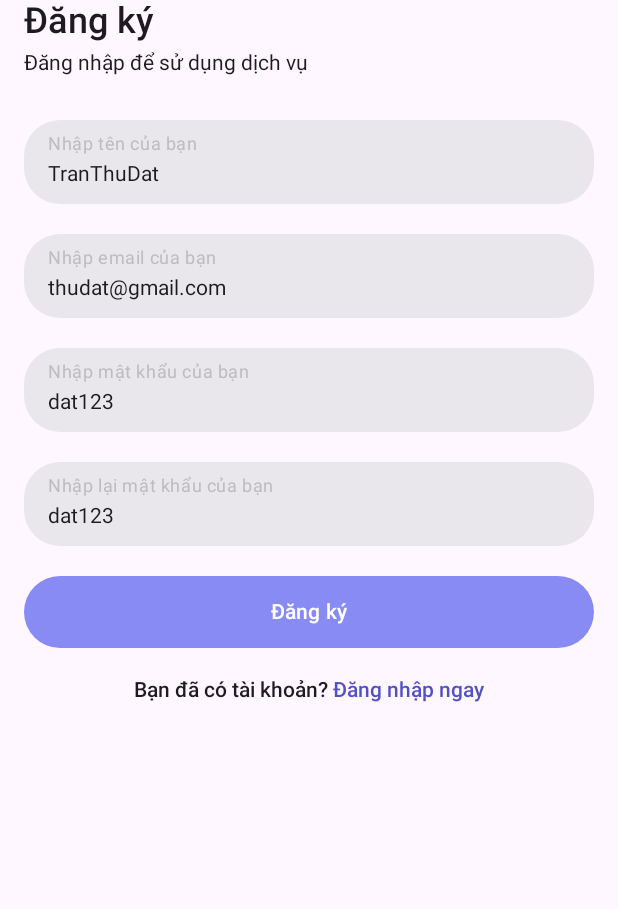
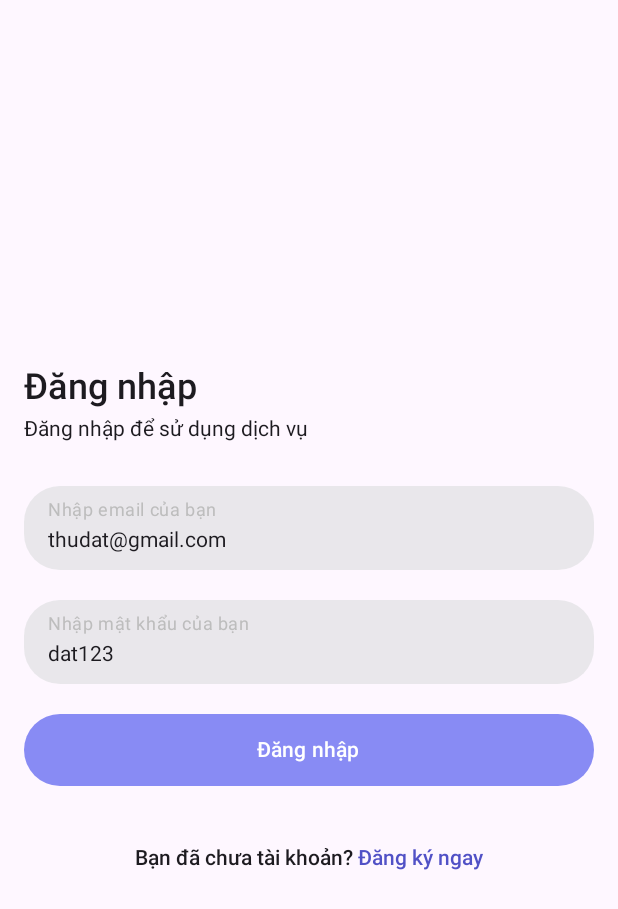
Before and after one commit to powdevlin12/AndroidJetpack, an Android app built with Jetpack Compose: the screen it shows after launch (MainActivity), after a tap on "OK", on a phone screen of 412 x 824 dp. Shown: the top 909 px of the screen. Run offline under Robolectric (Android 15) with nearby library versions, the phone set to English and light mode, and no system bars; our stand-ins replace Dagger/Hilt's generated code; 1 other tap on this screen came first.

Commit message:
handle login

```diff
--- a/app/build.gradle.kts
+++ b/app/build.gradle.kts
@@ -76,4 +76,8 @@ dependencies {
     ksp("com.google.dagger:hilt-compiler:2.52")
     implementation("androidx.hilt:hilt-navigation-compose:1.2.0")
     implementation("androidx.preference:preference-ktx:1.2.0")
+
+    implementation("androidx.room:room-runtime:2.6.1")
+    implementation("androidx.room:room-ktx:2.6.1")
+    ksp("androidx.room:room-compiler:2.6.1")
 }
--- a/app/src/main/java/com/dattran/unitconverter/MainActivity.kt
+++ b/app/src/main/java/com/dattran/unitconverter/MainActivity.kt
@@ -18,8 +18,6 @@ import androidx.compose.ui.graphics.Color
 import androidx.compose.ui.graphics.toArgb
 import androidx.compose.ui.platform.LocalView
 import androidx.navigation.compose.rememberNavController
-import com.dattran.unitconverter.habit_tracking.ui.HabitScreen
-import com.dattran.unitconverter.habit_tracking.viewmodel.HabitViewModel
 import com.dattran.unitconverter.movie_project.navigation.NavGraph
 import com.dattran.unitconverter.mvvm.NavigationMVVM
 import dagger.hilt.android.AndroidEntryPoint
--- a/app/src/main/java/com/dattran/unitconverter/movie_project/data/service/MovieApiService.kt
+++ b/app/src/main/java/com/dattran/unitconverter/movie_project/data/service/MovieApiService.kt
@@ -6,6 +6,8 @@ import com.dattran.unitconverter.movie_project.data.model.Movie
 import com.dattran.unitconverter.movie_project.data.model.MovieByIdResponse
 import com.dattran.unitconverter.movie_project.data.model.MovieResponse
 import com.dattran.unitconverter.movie_project.data.model.UpdateMovieResponse
+import com.dattran.unitconverter.movie_project.data.model.UserLoginBody
+import com.dattran.unitconverter.movie_project.data.model.UserLoginResponse
 import com.dattran.unitconverter.movie_project.data.model.UserRegisterBody
 import com.dattran.unitconverter.movie_project.data.model.UserRegisterResponse
 import retrofit2.Retrofit
@@ -52,6 +54,11 @@ interface MovieApiService {
         @Body user: UserRegisterBody,
     ): UserRegisterResponse
 
+    @POST("users/login")
+    suspend fun login(
+        @Body user: UserLoginBody,
+    ): UserLoginResponse
+
     companion object {
         private const val BASE_URL = "http://10.0.2.2:1236/"
 
--- a/app/src/main/java/com/dattran/unitconverter/movie_project/navigation/NavGrap.kt
+++ b/app/src/main/java/com/dattran/unitconverter/movie_project/navigation/NavGrap.kt
@@ -8,11 +8,13 @@ import androidx.navigation.compose.composable
 import androidx.navigation.navArgument
 import com.dattran.unitconverter.movie_project.ui.screens.create_movie.CreateMovieScreen
 import com.dattran.unitconverter.movie_project.ui.screens.home.HomeScreen
+import com.dattran.unitconverter.movie_project.ui.screens.login.LoginScreen
 import com.dattran.unitconverter.movie_project.ui.screens.register.Register
 import com.dattran.unitconverter.movie_project.ui.screens.update_movie.UpdateMovieScreen
 
 sealed class Screen(val route: String) {
     object Register : Screen("register")
+    object Login : Screen("login")
     object Home : Screen("home")
     object Detail : Screen("detail/{movieId}") {
         fun createRoute(movieId: Int) = "detail/$movieId"
@@ -33,8 +35,12 @@ fun NavGraph(
 ) {
     NavHost(
         navController = navController,
-        startDestination = Screen.Register.route
+        startDestination = Screen.Login.route
     ) {
+        composable(Screen.Login.route) {
+            LoginScreen(navController)
+        }
+
         composable(Screen.Register.route) {
             Register()
         }
--- /dev/null
+++ b/app/src/main/java/com/dattran/unitconverter/movie_project/ui/screens/login/Login.kt
@@ -0,0 +1,140 @@
+package com.dattran.unitconverter.movie_project.ui.screens.login
+
+import androidx.compose.foundation.clickable
+import androidx.compose.foundation.layout.Arrangement
+import androidx.compose.foundation.layout.Box
+import androidx.compose.foundation.layout.Column
+import androidx.compose.foundation.layout.Row
+import androidx.compose.foundation.layout.Spacer
+import androidx.compose.foundation.layout.fillMaxSize
+import androidx.compose.foundation.layout.fillMaxWidth
+import androidx.compose.foundation.layout.height
+import androidx.compose.foundation.layout.padding
+import androidx.compose.material3.Scaffold
+import androidx.compose.material3.Text
+import androidx.compose.runtime.Composable
+import androidx.compose.runtime.collectAsState
+import androidx.compose.runtime.getValue
+import androidx.compose.runtime.mutableStateOf
+import androidx.compose.runtime.remember
+import androidx.compose.runtime.setValue
+import androidx.compose.ui.Modifier
+import androidx.compose.ui.text.TextStyle
+import androidx.compose.ui.text.font.FontWeight
+import androidx.compose.ui.unit.dp
+import androidx.compose.ui.unit.sp
+import androidx.lifecycle.viewmodel.compose.viewModel
+import androidx.navigation.NavController
+import com.dattran.unitconverter.movie_project.constant.AppColor
+import com.dattran.unitconverter.movie_project.data.model.UserLoginBody
+import com.dattran.unitconverter.movie_project.data.model.UserRegisterBody
+import com.dattran.unitconverter.movie_project.navigation.Screen
+import com.dattran.unitconverter.movie_project.ui.components.AlertCustom
+import com.dattran.unitconverter.movie_project.ui.components.ButtonCustom
+import com.dattran.unitconverter.movie_project.ui.components.TextFieldCustom
+import com.dattran.unitconverter.movie_project.ui.screens.register.LabelTextField
+import com.dattran.unitconverter.movie_project.ui.screens.register.RegisterViewModel
+
+enum class FormField {
+    EMAIL,
+    PASSWORD,
+}
+
+@Composable
+fun LoginScreen(
+    navController: NavController,
+    viewModel: LoginViewModel = LoginViewModel(),
+) {
+    var email by remember { mutableStateOf("thudat@gmail.com") }
+    var password by remember { mutableStateOf("dat123") }
+
+    val uiState by viewModel.uiState.collectAsState()
+
+    fun updateField(field: FormField, value: String) {
+        when (field) {
+            FormField.EMAIL -> email = value
+            FormField.PASSWORD -> password = value
+        }
+    }
+    Scaffold { padding ->
+        Box(
+            modifier = Modifier
+                .padding(padding)
+                .fillMaxSize()
+        ) {
+            Column(
+                modifier = Modifier
+                    .fillMaxSize()
+                    .padding(horizontal = 16.dp),
+                verticalArrangement = Arrangement.Center
+            ) {
+                Text(
+                    "Đăng nhập", style = TextStyle(
+                        fontSize = 24.sp,
+                        fontWeight = FontWeight.SemiBold
+                    )
+                )
+                Spacer(modifier = Modifier.height(6.dp))
+                Text("Đăng nhập để sử dụng dịch vụ")
+                Spacer(modifier = Modifier.height(30.dp))
+                TextFieldCustom(
+                    value = email,
+                    onChange = { it ->
+                        updateField(FormField.EMAIL, it)
+                    },
+                    labelComposable = { LabelTextField("Nhập email của bạn") },
+                )
+                Spacer(modifier = Modifier.height(20.dp))
+                TextFieldCustom(
+                    value = password,
+                    onChange = { it ->
+                        updateField(FormField.PASSWORD, it)
+                    },
+                    labelComposable = { LabelTextField("Nhập mật khẩu của bạn") },
+                )
+                Spacer(modifier = Modifier.height(20.dp))
+                ButtonCustom(
+                    text = "Đăng nhập",
+                    onClick = {
+                        viewModel.handleLogin(
+                            UserLoginBody(
+                                email = email,
+                                password = password,
+                            )
+                        )
+                    },
+                    isLoading = uiState.isLoading
+                )
+                Spacer(modifier = Modifier.height(40.dp))
+                Row(
+                    modifier = Modifier.fillMaxWidth(),
+                    horizontalArrangement = Arrangement.Center
+                ) {
+                    Text(
+                        "Bạn đã chưa tài khoản? ",
+                        style = TextStyle(fontWeight = FontWeight.SemiBold)
+                    )
+                    Text(
+                        "Đăng ký ngay",
+                        style = TextStyle(
+                            color = AppColor.textBlue,
+                            fontWeight = FontWeight.SemiBold
+                        ),
+                        modifier = Modifier.clickable {
+                            // Your action here (e.g., show a Toast, navigate)
+                            navController.navigate(Screen.Register.route)
+                        })
+                }
+                if (uiState.errorMsg.isNotEmpty()) {
+                    AlertCustom(
+                        title = "Thông báo",
+                        message = uiState.errorMsg,
+                        onlyOk = true,
+                        handleConfirm = {
+                            viewModel.handleSetErrorMsg("")
+                        })
+                }
+            }
+        }
+    }
+}
--- /dev/null
+++ b/app/src/main/java/com/dattran/unitconverter/movie_project/ui/screens/login/LoginViewModel.kt
@@ -0,0 +1,81 @@
+package com.dattran.unitconverter.movie_project.ui.screens.login
+
+import androidx.compose.runtime.remember
+import androidx.compose.runtime.getValue
+import androidx.compose.runtime.setValue
+import androidx.lifecycle.ViewModel
+import androidx.lifecycle.viewModelScope
+import com.dattran.unitconverter.movie_project.data.model.UserLoginBody
+import com.dattran.unitconverter.movie_project.data.model.UserRegisterBody
+import com.dattran.unitconverter.movie_project.data.repository.MovieRepository
+import com.dattran.unitconverter.movie_project.data.service.MovieApiService
+import kotlinx.coroutines.flow.MutableStateFlow
+import kotlinx.coroutines.flow.StateFlow
+import kotlinx.coroutines.flow.asStateFlow
+import kotlinx.coroutines.launch
+
+data class LoginState(
+    val isLoading: Boolean = false,
+    val errorMsg: String = ""
+)
+
+class LoginViewModel : ViewModel() {
+    private val _uiState = MutableStateFlow(LoginState())
+    val uiState: StateFlow<LoginState> = _uiState.asStateFlow()
+    private val repository = MovieRepository(MovieApiService.create())
+
+    fun onChangeStateLoading(loading: Boolean) {
+        _uiState.value = _uiState.value.copy(
+            isLoading = loading
+        )
+    }
+
+    fun handleSetErrorMsg(msg: String) {
+        _uiState.value = _uiState.value.copy(
+            errorMsg = msg
+        )
+    }
+
+    fun handleValidateForm(user: UserLoginBody): Boolean {
+        val currentState = _uiState.value
+
+        if (user.email.isBlank()) {
+            _uiState.value = currentState.copy(errorMsg = "Email không được bỏ trống!")
+            return false
+        }
+
+        if (user.password.isBlank()) {
+            _uiState.value = currentState.copy(errorMsg = "Mật khẩu không được bỏ trống!")
+            return false
+        }
+
+        return true
+    }
+
+    fun handleLogin(userForm: UserLoginBody) {
+        if (!handleValidateForm(userForm)) {
+            handleSetErrorMsg("Email hoặc mật khẩu chưa đúng định dạng")
+            return;
+        }
+        onChangeStateLoading(true)
+        viewModelScope.launch {
+            repository.login(
+                userForm = userForm
+            ).fold(
+                onSuccess = { repository ->
+                    _uiState.value = _uiState.value.copy(
+                        isLoading = false,
+                        errorMsg = ""
+                    )
+                },
+                onFailure = { error ->
+                    _uiState.value = _uiState.value.copy(
+                        isLoading = false,
+                        errorMsg = error.message ?: ""
+                    )
+                },
+            )
+        }
+    }
+
+}
```
Also changed, not shown: app/src/main/java/com/dattran/unitconverter/movie_project/data/model/User.kt (+10 -0 lines), app/src/main/java/com/dattran/unitconverter/movie_project/data/repository/MovieRepository.kt (+13 -0 lines).
